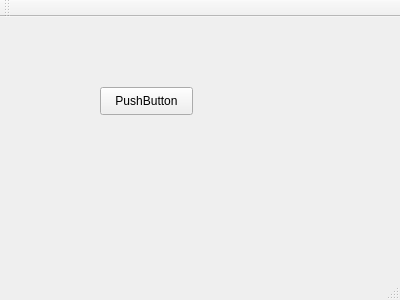
Above: mainwindow.ui from TutorExilius/qtTwitchBingoClient before the change. Below: the same form after it.
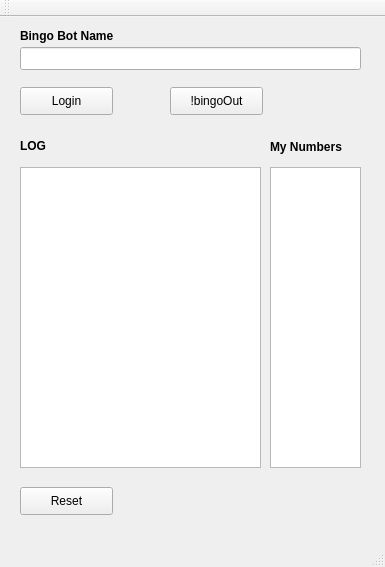
That is the form after the change.

```diff
--- a/mainwindow.ui
+++ b/mainwindow.ui
@@ -6,8 +6,8 @@
    <rect>
     <x>0</x>
     <y>0</y>
-    <width>400</width>
-    <height>300</height>
+    <width>385</width>
+    <height>567</height>
    </rect>
   </property>
   <property name="windowTitle">
@@ -17,14 +17,127 @@
    <widget class="QPushButton" name="pushButton">
     <property name="geometry">
      <rect>
-      <x>100</x>
+      <x>20</x>
       <y>70</y>
       <width>93</width>
       <height>28</height>
      </rect>
     </property>
     <property name="text">
-     <string>PushButton</string>
+     <string>Login</string>
+    </property>
+   </widget>
+   <widget class="QListWidget" name="listWidget_log">
+    <property name="geometry">
+     <rect>
+      <x>20</x>
+      <y>150</y>
+      <width>241</width>
+      <height>301</height>
+     </rect>
+    </property>
+   </widget>
+   <widget class="QLabel" name="label_log">
+    <property name="geometry">
+     <rect>
+      <x>20</x>
+      <y>120</y>
+      <width>59</width>
+      <height>17</height>
+     </rect>
+    </property>
+    <property name="font">
+     <font>
+      <weight>75</weight>
+      <bold>true</bold>
+     </font>
+    </property>
+    <property name="text">
+     <string>LOG</string>
+    </property>
+   </widget>
+   <widget class="QPushButton" name="pushButton_bingoOut">
+    <property name="geometry">
+     <rect>
+      <x>170</x>
+      <y>70</y>
+      <width>93</width>
+      <height>28</height>
+     </rect>
+    </property>
+    <property name="text">
+     <string>!bingoOut</string>
+    </property>
+   </widget>
+   <widget class="QPushButton" name="pushButton_reset">
+    <property name="geometry">
+     <rect>
+      <x>20</x>
+      <y>470</y>
+      <width>93</width>
+      <height>28</height>
+     </rect>
+    </property>
+    <property name="text">
+     <string>Reset</string>
+    </property>
+   </widget>
+   <widget class="QListWidget" name="listWidget_numbers">
+    <property name="geometry">
+     <rect>
+      <x>270</x>
+      <y>150</y>
+      <width>91</width>
+      <height>301</height>
+     </rect>
+    </property>
+   </widget>
+   <widget class="QLabel" name="label_numbers">
+    <property name="geometry">
+     <rect>
+      <x>270</x>
+      <y>120</y>
+      <width>91</width>
+      <height>20</height>
+     </rect>
+    </property>
+    <property name="font">
+     <font>
+      <weight>75</weight>
+      <bold>true</bold>
+     </font>
+    </property>
+    <property name="text">
+     <string>My Numbers</string>
+    </property>
+   </widget>
+   <widget class="QLineEdit" name="lineEdit_bingoBotName">
+    <property name="geometry">
+     <rect>
+      <x>20</x>
+      <y>30</y>
+      <width>341</width>
+      <height>23</height>
+     </rect>
+    </property>
+   </widget>
+   <widget class="QLabel" name="label_botName">
+    <property name="geometry">
+     <rect>
+      <x>20</x>
+      <y>10</y>
+      <width>231</width>
+      <height>17</height>
+     </rect>
+    </property>
+    <property name="font">
+     <font>
+      <weight>75</weight>
+      <bold>true</bold>
+     </font>
+    </property>
+    <property name="text">
+     <string>Bingo Bot Name</string>
     </property>
    </widget>
   </widget>
```
Left out of the diff: 4 changed lines with no effect on the pictures.
